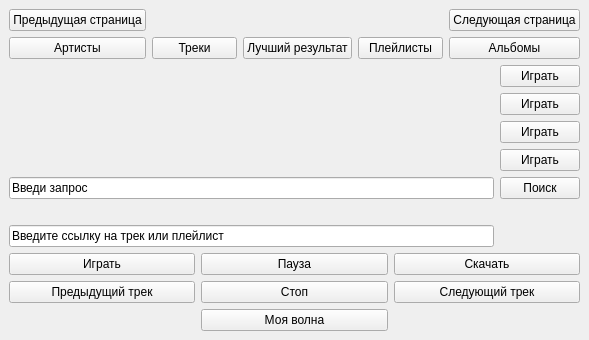
First picture: the form in Ui/Main.ui, repository KirMozor/Yamux, before the edit.
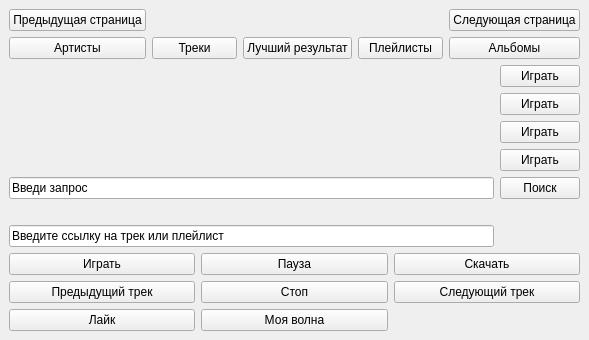
Second picture: the form after the edit. Icons and pictures are not drawn.

Diff of the .ui file:
```diff
--- a/Ui/Main.ui
+++ b/Ui/Main.ui
@@ -7,7 +7,7 @@
     <x>0</x>
     <y>0</y>
     <width>589</width>
-    <height>321</height>
+    <height>339</height>
    </rect>
   </property>
   <property name="windowTitle">
@@ -70,6 +70,13 @@
         </property>
        </widget>
       </item>
+      <item row="3" column="1">
+       <widget class="QPushButton" name="push_button_to_like">
+        <property name="text">
+         <string>Лайк</string>
+        </property>
+       </widget>
+      </item>
      </layout>
     </item>
     <item row="0" column="0">
```
Left out of the diff: 80 changed lines with no effect on the pictures.
